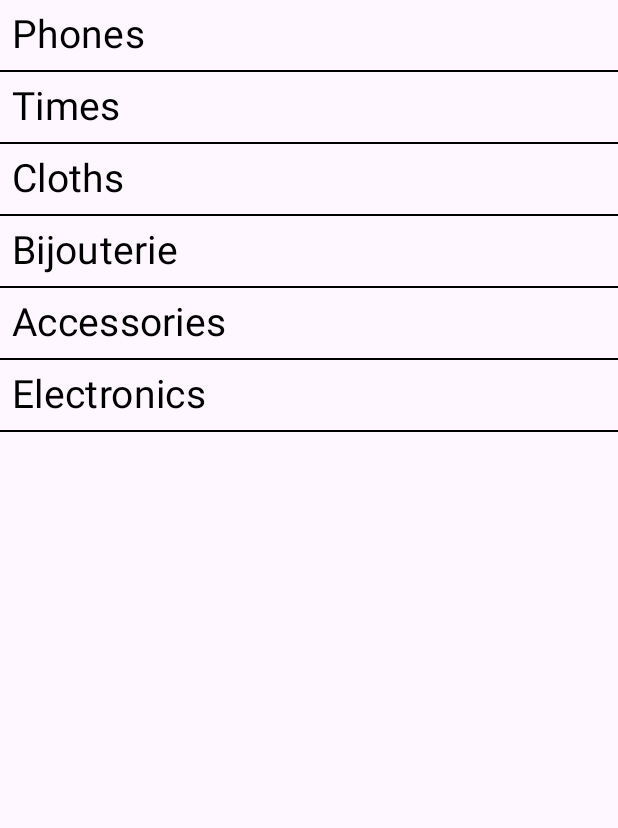
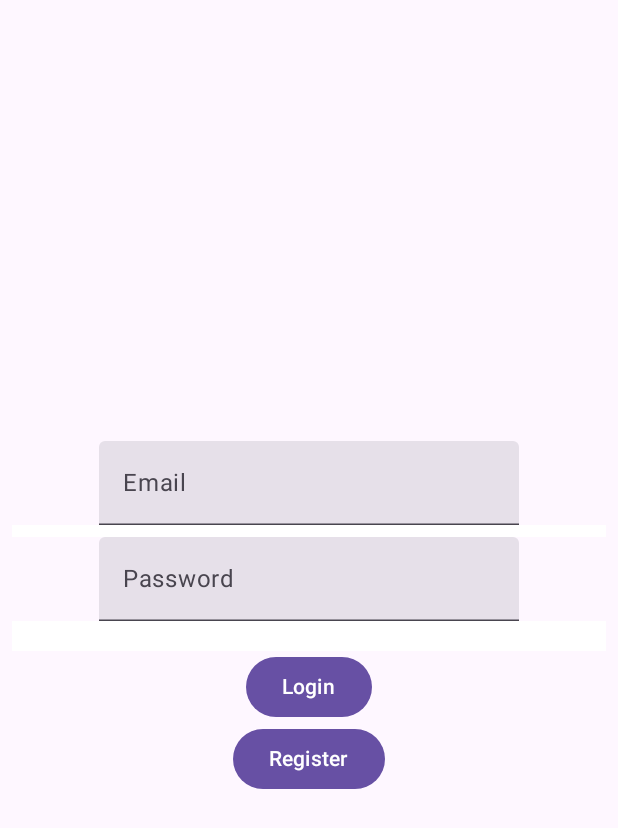
Before and after one commit to Artavazd-Khachatryan/OnlineShop-Android, an Android app built with Jetpack Compose: the screen it shows after launch (MainActivity), on a phone screen of 412 x 824 dp. Shown: the top 828 px of the screen. Run offline under Robolectric (Android 15) with nearby library versions, the phone set to English and light mode, and no system bars.

Commit message:
Create new screen LoginScreen

```diff
--- a/app/src/main/java/com/onlineshop/online_shop/MainActivity.kt
+++ b/app/src/main/java/com/onlineshop/online_shop/MainActivity.kt
@@ -3,18 +3,27 @@ package com.onlineshop.online_shop
 import android.os.Bundle
 import androidx.activity.ComponentActivity
 import androidx.activity.compose.setContent
+import androidx.compose.foundation.layout.Arrangement
 import androidx.compose.foundation.layout.Column
 import androidx.compose.foundation.layout.fillMaxSize
 import androidx.compose.foundation.layout.padding
 import androidx.compose.foundation.lazy.LazyColumn
 import androidx.compose.foundation.lazy.items
 import androidx.compose.foundation.text.ClickableText
+import androidx.compose.material3.Button
 import androidx.compose.material3.Divider
+import androidx.compose.material3.ExperimentalMaterial3Api
 import androidx.compose.material3.MaterialTheme
 import androidx.compose.material3.Surface
 import androidx.compose.material3.Text
+import androidx.compose.material3.TextField
 import androidx.compose.runtime.Composable
 import androidx.compose.runtime.collectAsState
+import androidx.compose.runtime.getValue
+import androidx.compose.runtime.mutableStateOf
+import androidx.compose.runtime.remember
+import androidx.compose.runtime.setValue
+import androidx.compose.ui.Alignment
 import androidx.compose.ui.Modifier
 import androidx.compose.ui.graphics.Color
 import androidx.compose.ui.text.AnnotatedString
@@ -43,7 +52,7 @@ class MainActivity : ComponentActivity() {
             ) {
                 AppNavHost(
                     navController = rememberNavController(),
-                    NavigationManager.ShopsScreen.PATH
+                    NavigationManager.LoginScreen.PATH
                 )
             }
         }
@@ -115,6 +124,10 @@ fun AppNavHost(
             val product = productInformationViewModel.productFlow.collectAsState()
             product.value?.let { ProductInformationScreen(product = it) }
         }
+
+        composable(NavigationManager.LoginScreen.PATH) {
+            LoginScreen()
+        }
     }
 }
 
@@ -180,18 +193,73 @@ fun ProductInformationScreen(product: ProductDTO) {
         )
         Divider(modifier = Modifier, thickness = 1.dp, color = Color.Black)
 
-        Text(text = AnnotatedString(product.category ?: ""),
+        Text(
+            text = AnnotatedString(product.category ?: ""),
             style = MaterialTheme
                 .typography
                 .bodyMedium
-                .copy(fontSize = 26.sp))
+                .copy(fontSize = 26.sp)
+        )
         Divider(modifier = Modifier, thickness = 1.dp, color = Color.Black)
 
-        Text(text = AnnotatedString(product.description ?: ""),
+        Text(
+            text = AnnotatedString(product.description ?: ""),
             style = MaterialTheme
                 .typography
                 .bodyMedium
-                .copy(fontSize = 26.sp))
+                .copy(fontSize = 26.sp)
+        )
         Divider(modifier = Modifier, thickness = 1.dp, color = Color.Black)
     }
 }
+
+@OptIn(ExperimentalMaterial3Api::class)
+@Composable
+fun LoginScreen() {
+    Column(
+        modifier = Modifier
+            .fillMaxSize()
+            .padding(8.dp),
+        horizontalAlignment = Alignment.CenterHorizontally,
+        verticalArrangement = Arrangement.Center
+    ) {
+        var text by remember { mutableStateOf("") }
+        TextField(
+            value = text,
+            onValueChange = { newText ->
+                text = newText
+            },
+            placeholder = {
+                Text("Email")
+            }
+        )
+
+        Divider(modifier = Modifier, thickness = 8.dp, color = Color.White)
+
+        TextField(
+            value = text,
+            onValueChange = { newText ->
+                text = newText
+            },
+            placeholder = {
+                Text("Password")
+            }
+        )
+
+        Divider(modifier = Modifier, thickness = 20.dp, color = Color.White)
+
+        Button(
+            onClick = { /*TODO*/ }) {
+            Text(text = "Login")
+        }
+
+        Button(onClick = { /*TODO*/ }) {
+            Text(text = "Register")
+        }
+    }
+}
+
+@Composable
+fun RegisterScreen() {
+
+}
```
Also changed, not shown: app/build.gradle.kts (+4 -4 lines), app/src/main/java/com/onlineshop/online_shop/LoginViewModel.kt (added, +7 -0 lines), app/src/main/java/com/onlineshop/online_shop/NavigationManager.kt (+6 -1 lines).
